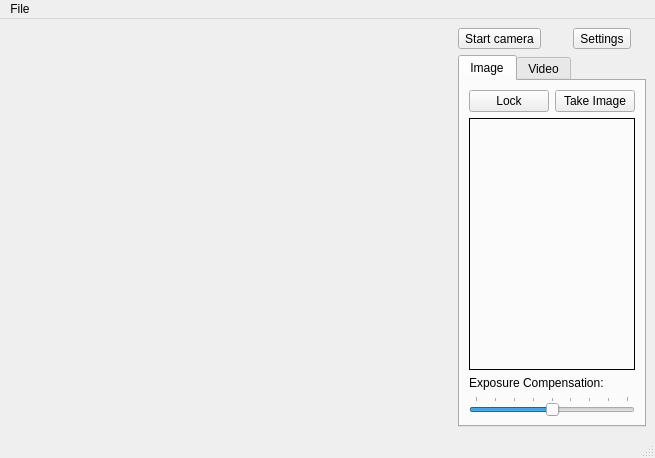
Old version of the form examples/camera/camera.ui in the repository qtproject/qt-mobility.
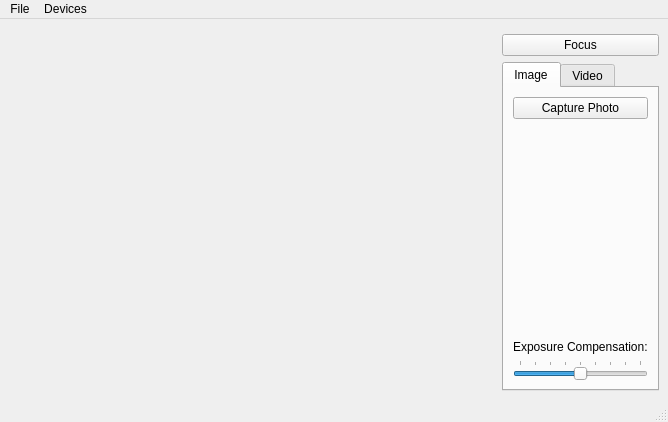
New version of the form. Custom widgets are drawn as their Qt base class.

The edit to the form file:
```diff
--- a/examples/camera/camera.ui
+++ b/examples/camera/camera.ui
@@ -6,8 +6,8 @@
    <rect>
     <x>0</x>
     <y>0</y>
-    <width>655</width>
-    <height>458</height>
+    <width>668</width>
+    <height>422</height>
    </rect>
   </property>
   <property name="windowTitle">
@@ -15,7 +15,7 @@
   </property>
   <widget class="QWidget" name="centralwidget">
    <layout class="QGridLayout" name="gridLayout_3">
-    <item row="0" column="0" rowspan="2">
+    <item row="0" column="0" rowspan="3">
      <widget class="QStackedWidget" name="stackedWidget">
       <property name="sizePolicy">
        <sizepolicy hsizetype="Preferred" vsizetype="Preferred">
@@ -88,55 +88,18 @@
        </palette>
       </property>
       <property name="currentIndex">
-       <number>-1</number>
-      </property>
-     </widget>
-    </item>
-    <item row="0" column="1">
-     <widget class="QToolButton" name="startCameraButton">
-      <property name="text">
-       <string>Start camera</string>
-      </property>
-      <property name="checkable">
-       <bool>true</bool>
-      </property>
-      <property name="checked">
-       <bool>false</bool>
-      </property>
-     </widget>
-    </item>
-    <item row="0" column="2">
-     <widget class="QToolButton" name="settingsButton">
-      <property name="text">
-       <string>Settings</string>
-      </property>
-     </widget>
-    </item>
-    <item row="1" column="1" colspan="2">
-     <widget class="QTabWidget" name="captureWidget">
-      <property name="currentIndex">
        <number>0</number>
       </property>
-      <widget class="QWidget" name="tab_2">
-       <attribute name="title">
-        <string>Image</string>
-       </attribute>
-       <layout class="QGridLayout" name="gridLayout">
+      <widget class="QWidget" name="viewfinderPage">
+       <layout class="QGridLayout" name="gridLayout_5">
         <item row="0" column="0">
-         <widget class="QPushButton" name="lockButton">
-          <property name="text">
-           <string>Lock</string>
-          </property>
-         </widget>
+         <widget class="QCameraViewfinder" name="viewfinder" native="true"/>
         </item>
-        <item row="0" column="1">
-         <widget class="QPushButton" name="takeImageButton">
-          <property name="text">
-           <string>Take Image</string>
-          </property>
-         </widget>
-        </item>
-        <item row="1" column="0" colspan="2">
+       </layout>
+      </widget>
+      <widget class="QWidget" name="previewPage">
+       <layout class="QGridLayout" name="gridLayout_4">
+        <item row="0" column="0">
          <widget class="QLabel" name="lastImagePreviewLabel">
           <property name="sizePolicy">
            <sizepolicy hsizetype="Preferred" vsizetype="MinimumExpanding">
@@ -152,14 +115,55 @@
           </property>
          </widget>
         </item>
-        <item row="2" column="0" colspan="2">
+       </layout>
+      </widget>
+     </widget>
+    </item>
+    <item row="1" column="1" colspan="2">
+     <widget class="QPushButton" name="lockButton">
+      <property name="text">
+       <string>Focus</string>
+      </property>
+     </widget>
+    </item>
+    <item row="2" column="1" colspan="2">
+     <widget class="QTabWidget" name="captureWidget">
+      <property name="currentIndex">
+       <number>0</number>
+      </property>
+      <widget class="QWidget" name="tab_2">
+       <attribute name="title">
+        <string>Image</string>
+       </attribute>
+       <layout class="QGridLayout" name="gridLayout">
+        <item row="0" column="0">
+         <widget class="QPushButton" name="takeImageButton">
+          <property name="text">
+           <string>Capture Photo</string>
+          </property>
+         </widget>
+        </item>
+        <item row="1" column="0">
+         <spacer name="verticalSpacer_2">
+          <property name="orientation">
+           <enum>Qt::Vertical</enum>
+          </property>
+          <property name="sizeHint" stdset="0">
+           <size>
+            <width>20</width>
+            <height>161</height>
+           </size>
+          </property>
+         </spacer>
+        </item>
+        <item row="2" column="0">
          <widget class="QLabel" name="label">
           <property name="text">
            <string>Exposure Compensation:</string>
           </property>
          </widget>
         </item>
-        <item row="3" column="0" colspan="2">
+        <item row="3" column="0">
          <widget class="QSlider" name="exposureCompensation">
           <property name="minimum">
            <number>-4</number>
@@ -240,7 +244,7 @@
     <rect>
      <x>0</x>
      <y>0</y>
-     <width>655</width>
+     <width>668</width>
      <height>29</height>
     </rect>
    </property>
@@ -250,7 +254,13 @@
     </property>
     <addaction name="actionExit"/>
    </widget>
+   <widget class="QMenu" name="menuDevices">
+    <property name="title">
+     <string>Devices</string>
+    </property>
+   </widget>
    <addaction name="menuFile"/>
+   <addaction name="menuDevices"/>
   </widget>
   <widget class="QStatusBar" name="statusbar"/>
   <action name="actionExit">
@@ -269,6 +279,14 @@
    </property>
   </action>
  </widget>
+ <customwidgets>
+  <customwidget>
+   <class>QCameraViewfinder</class>
+   <extends>QWidget</extends>
+   <header>qcameraviewfinder.h</header>
+   <container>1</container>
+  </customwidget>
+ </customwidgets>
  <resources/>
  <connections>
   <connection>
```
Left out of the diff: 123 changed lines with no effect on the pictures.
